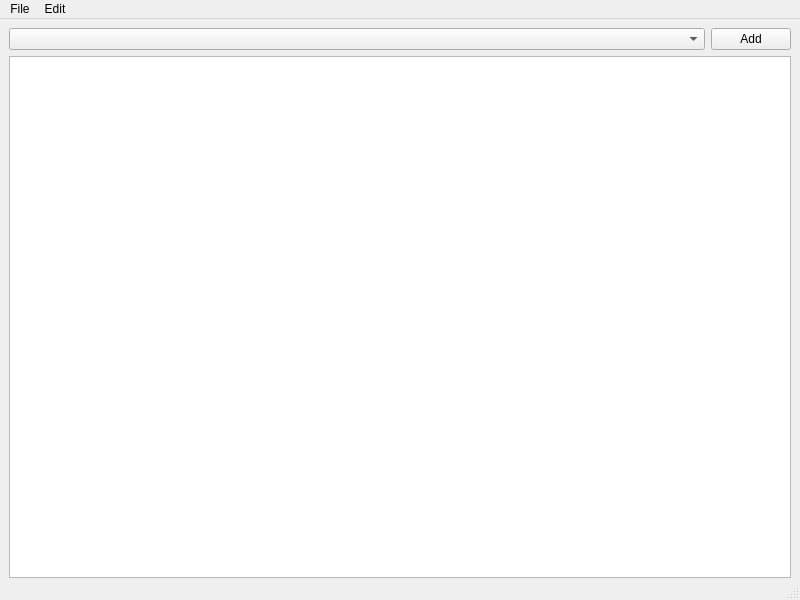
This is src/ui/mainwindow.ui in hzsyahzin/yassam as Qt 5 draws it before an edit. The edited form follows.
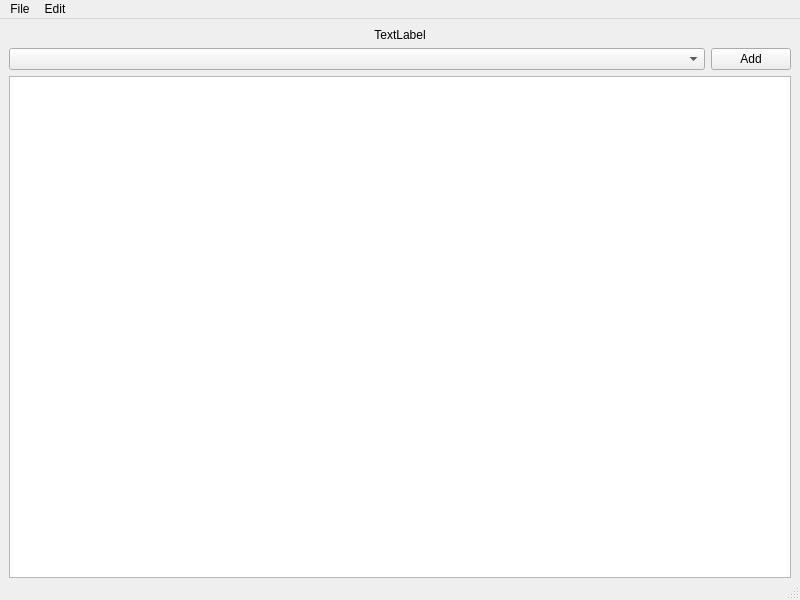
This is the edited form. Custom widgets are drawn as their Qt base class.

Patch:
```diff
--- a/src/ui/mainwindow.ui
+++ b/src/ui/mainwindow.ui
@@ -24,6 +24,19 @@
     <property name="bottomMargin">
      <number>0</number>
     </property>
+    <item alignment="Qt::AlignHCenter">
+     <widget class="QLabel" name="labelHelp">
+      <property name="enabled">
+       <bool>true</bool>
+      </property>
+      <property name="text">
+       <string>TextLabel</string>
+      </property>
+      <property name="alignment">
+       <set>Qt::AlignCenter</set>
+      </property>
+     </widget>
+    </item>
     <item>
      <layout class="QHBoxLayout" name="horizontalLayout">
       <item>
@@ -217,7 +230,12 @@
   <customwidget>
    <class>FileTreeView</class>
    <extends>QTreeView</extends>
-   <header>filetreeview.h</header>
+   <header>widgets/filetreeview.h</header>
+  </customwidget>
+  <customwidget>
+   <class>ProfileComboBox</class>
+   <extends>QComboBox</extends>
+   <header>widgets/profilecombobox.h</header>
   </customwidget>
  </customwidgets>
  <resources/>
```
Left out of the diff: 6 changed lines with no effect on the pictures.
